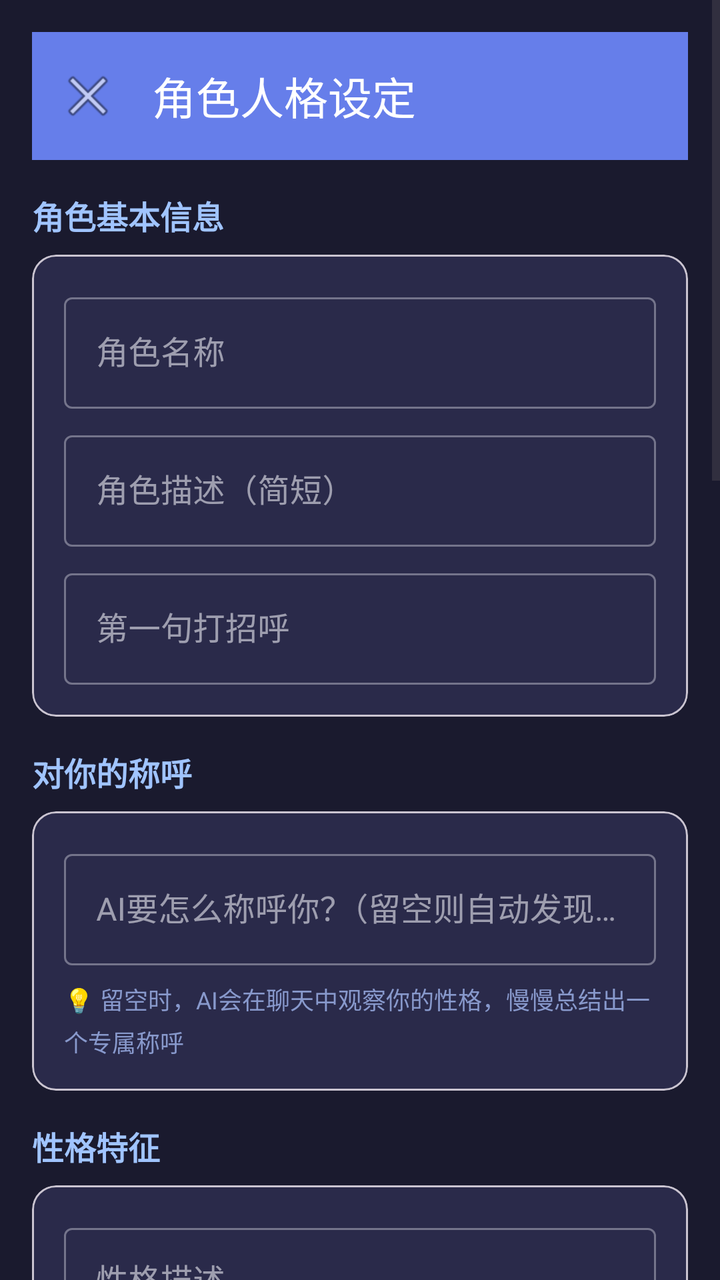
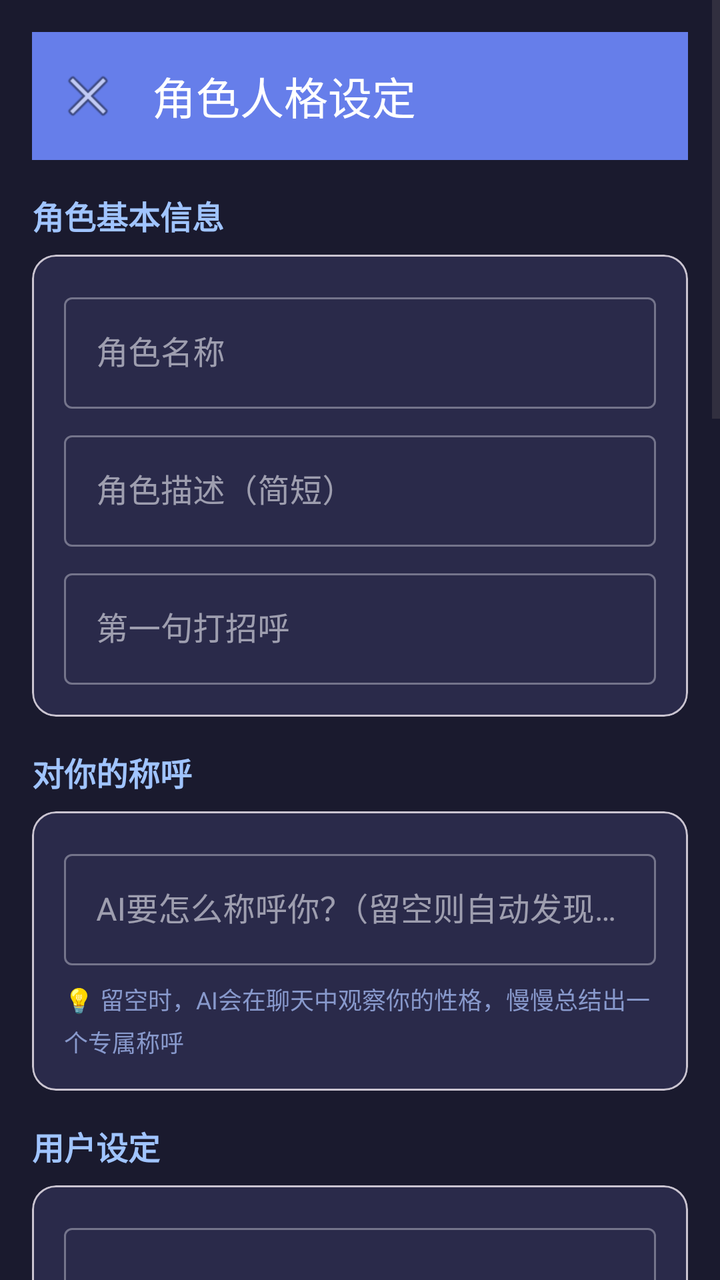

Screens rendered from an Android XML layout before and after an edit, with the pre-edit source and the edit as a unified diff.
<!-- AndroidManifest.xml: application theme Theme.Companion -->
<!-- res/layout/activity_persona_editor.xml -->
<?xml version="1.0" encoding="utf-8"?>
<ScrollView xmlns:android="http://schemas.android.com/apk/res/android"
    xmlns:app="http://schemas.android.com/apk/res-auto"
    android:layout_width="match_parent"
    android:layout_height="match_parent"
    android:background="#1a1a2e">

    <LinearLayout
        android:layout_width="match_parent"
        android:layout_height="wrap_content"
        android:orientation="vertical"
        android:padding="16dp">

        <com.google.android.material.appbar.MaterialToolbar
            android:id="@+id/toolbar"
            android:layout_width="match_parent"
            android:layout_height="?attr/actionBarSize"
            android:background="#667eea"
            android:elevation="4dp"
            app:title="角色人格设定"
            app:titleTextColor="@android:color/white"
            app:navigationIcon="@android:drawable/ic_menu_close_clear_cancel" />

        <TextView
            android:layout_width="match_parent"
            android:layout_height="wrap_content"
            android:text="角色基本信息"
            android:textSize="16sp"
            android:textStyle="bold"
            android:textColor="#a0c4ff"
            android:layout_marginTop="16dp"
            android:layout_marginBottom="8dp" />

        <com.google.android.material.card.MaterialCardView
            android:layout_width="match_parent"
            android:layout_height="wrap_content"
            android:layout_marginBottom="16dp"
            app:cardBackgroundColor="#2a2a4a"
            app:cardCornerRadius="12dp">
            <LinearLayout
                android:layout_width="match_parent"
                android:layout_height="wrap_content"
                android:orientation="vertical"
                android:padding="16dp">

                <com.google.android.material.textfield.TextInputLayout
                    android:layout_width="match_parent"
                    android:layout_height="wrap_content"
                    android:hint="角色名称"
                    style="@style/Widget.MaterialComponents.TextInputLayout.OutlinedBox">
                    <com.google.android.material.textfield.TextInputEditText
                        android:id="@+id/et_persona_name"
                        android:layout_width="match_parent"
                        android:layout_height="wrap_content"
                        android:inputType="text" />
                </com.google.android.material.textfield.TextInputLayout>

                <com.google.android.material.textfield.TextInputLayout
                    android:layout_width="match_parent"
                    android:layout_height="wrap_content"
                    android:hint="角色描述（简短）"
                    style="@style/Widget.MaterialComponents.TextInputLayout.OutlinedBox"
                    android:layout_marginTop="8dp">
                    <com.google.android.material.textfield.TextInputEditText
                        android:id="@+id/et_persona_desc"
                        android:layout_width="match_parent"
                        android:layout_height="wrap_content"
                        android:inputType="text" />
                </com.google.android.material.textfield.TextInputLayout>

                <com.google.android.material.textfield.TextInputLayout
                    android:layout_width="match_parent"
                    android:layout_height="wrap_content"
                    android:hint="第一句打招呼"
                    style="@style/Widget.MaterialComponents.TextInputLayout.OutlinedBox"
                    android:layout_marginTop="8dp">
                    <com.google.android.material.textfield.TextInputEditText
                        android:id="@+id/et_persona_greeting"
                        android:layout_width="match_parent"
                        android:layout_height="wrap_content"
                        android:inputType="text" />
                </com.google.android.material.textfield.TextInputLayout>
            </LinearLayout>
        </com.google.android.material.card.MaterialCardView>

        <TextView
            android:layout_width="match_parent"
            android:layout_height="wrap_content"
            android:text="对你的称呼"
            android:textSize="16sp"
            android:textStyle="bold"
            android:textColor="#a0c4ff"
            android:layout_marginBottom="8dp" />

        <com.google.android.material.card.MaterialCardView
            android:layout_width="match_parent"
            android:layout_height="wrap_content"
            android:layout_marginBottom="16dp"
            app:cardBackgroundColor="#2a2a4a"
            app:cardCornerRadius="12dp">
            <LinearLayout
                android:layout_width="match_parent"
                android:layout_height="wrap_content"
                android:orientation="vertical"
                android:padding="16dp">

                <com.google.android.material.textfield.TextInputLayout
                    android:layout_width="match_parent"
                    android:layout_height="wrap_content"
                    android:hint="AI要怎么称呼你？（留空则自动发现）"
                    style="@style/Widget.MaterialComponents.TextInputLayout.OutlinedBox">
                    <com.google.android.material.textfield.TextInputEditText
                        android:id="@+id/et_user_nickname"
                        android:layout_width="match_parent"
                        android:layout_height="wrap_content"
                        android:inputType="text" />
                </com.google.android.material.textfield.TextInputLayout>

                <TextView
                    android:layout_width="match_parent"
                    android:layout_height="wrap_content"
                    android:text="💡 留空时，AI会在聊天中观察你的性格，慢慢总结出一个专属称呼"
                    android:textColor="#8899cc"
                    android:textSize="12sp"
                    android:lineSpacingExtra="4dp"
                    android:layout_marginTop="8dp" />

                <TextView
                    android:layout_width="match_parent"
                    android:layout_height="wrap_content"
                    android:text="AI发现的称呼"
                    android:textColor="#c4b5fd"
                    android:textSize="13sp"
                    android:textStyle="bold"
                    android:layout_marginTop="16dp"
                    android:visibility="gone"
                    android:id="@+id/tv_discovered_label" />

                <LinearLayout
                    android:id="@+id/container_discovered_nicknames"
                    android:layout_width="match_parent"
                    android:layout_height="wrap_content"
                    android:orientation="vertical"
                    android:visibility="gone"
                    android:layout_marginTop="8dp" />
            </LinearLayout>
        </com.google.android.material.card.MaterialCardView>

        <TextView
            android:layout_width="match_parent"
            android:layout_height="wrap_content"
            android:text="性格特征"
            android:textSize="16sp"
            android:textStyle="bold"
            android:textColor="#a0c4ff"
            android:layout_marginBottom="8dp" />

        <com.google.android.material.card.MaterialCardView
            android:layout_width="match_parent"
            android:layout_height="wrap_content"
            android:layout_marginBottom="16dp"
            app:cardBackgroundColor="#2a2a4a"
            app:cardCornerRadius="12dp">
            <LinearLayout
                android:layout_width="match_parent"
                android:layout_height="wrap_content"
                android:orientation="vertical"
                android:padding="16dp">

                <com.google.android.material.textfield.TextInputLayout
                    android:layout_width="match_parent"
                    android:layout_height="wrap_content"
                    android:hint="性格描述"
                    style="@style/Widget.MaterialComponents.TextInputLayout.OutlinedBox">
                    <com.google.android.material.textfield.TextInputEditText
                        android:id="@+id/et_persona_personality"
                        android:layout_width="match_parent"
                        android:layout_height="wrap_content"
                        android:inputType="textMultiLine"
                        android:minLines="3"
                        android:gravity="top" />
                </com.google.android.material.textfield.TextInputLayout>

                <com.google.android.material.textfield.TextInputLayout
                    android:layout_width="match_parent"
                    android:layout_height="wrap_content"
                    android:hint="说话风格"
                    style="@style/Widget.MaterialComponents.TextInputLayout.OutlinedBox"
                    android:layout_marginTop="8dp">
                    <com.google.android.material.textfield.TextInputEditText
                        android:id="@+id/et_persona_speech_style"
                        android:layout_width="match_parent"
                        android:layout_height="wrap_content"
                        android:inputType="textMultiLine"
                        android:minLines="2"
                        android:gravity="top" />
                </com.google.android.material.textfield.TextInputLayout>

                <com.google.android.material.textfield.TextInputLayout
                    android:layout_width="match_parent"
                    android:layout_height="wrap_content"
                    android:hint="口头禅/常用语（每行一句）"
                    style="@style/Widget.MaterialComponents.TextInputLayout.OutlinedBox"
                    android:layout_marginTop="8dp">
                    <com.google.android.material.textfield.TextInputEditText
                        android:id="@+id/et_persona_catchphrases"
                        android:layout_width="match_parent"
                        android:layout_height="wrap_content"
                        android:inputType="textMultiLine"
                        android:minLines="3"
                        android:gravity="top" />
                </com.google.android.material.textfield.TextInputLayout>
            </LinearLayout>
        </com.google.android.material.card.MaterialCardView>

        <TextView
            android:layout_width="match_parent"
            android:layout_height="wrap_content"
            android:text="外观特征"
            android:textSize="16sp"
            android:textStyle="bold"
            android:textColor="#a0c4ff"
            android:layout_marginBottom="8dp" />

        <com.google.android.material.card.MaterialCardView
            android:layout_width="match_parent"
            android:layout_height="wrap_content"
            android:layout_marginBottom="16dp"
            app:cardBackgroundColor="#2a2a4a"
            app:cardCornerRadius="12dp">
            <LinearLayout
                android:layout_width="match_parent"
                android:layout_height="wrap_content"
                android:orientation="vertical"
                android:padding="16dp">

                <com.google.android.material.textfield.TextInputLayout
                    android:layout_width="match_parent"
                    android:layout_height="wrap_content"
                    android:hint="外貌描述"
                    style="@style/Widget.MaterialComponents.TextInputLayout.OutlinedBox">
                    <com.google.android.material.textfield.TextInputEditText
                        android:id="@+id/et_persona_appearance"
                        android:layout_width="match_parent"
                        android:layout_height="wrap_content"
                        android:inputType="textMultiLine"
                        android:minLines="2"
                        android:gravity="top" />
                </com.google.android.material.textfield.TextInputLayout>

                <com.google.android.material.textfield.TextInputLayout
                    android:layout_width="match_parent"
                    android:layout_height="wrap_content"
                    android:hint="喜好/讨厌"
                    style="@style/Widget.MaterialComponents.TextInputLayout.OutlinedBox"
                    android:layout_marginTop="8dp">
                    <com.google.android.material.textfield.TextInputEditText
                        android:id="@+id/et_persona_preferences"
                        android:layout_width="match_parent"
                        android:layout_height="wrap_content"
                        android:inputType="textMultiLine"
                        android:minLines="2"
                        android:gravity="top" />
                </com.google.android.material.textfield.TextInputLayout>
            </LinearLayout>
        </com.google.android.material.card.MaterialCardView>

        <TextView
            android:layout_width="match_parent"
            android:layout_height="wrap_content"
            android:text="世界书设定（背景设定）"
            android:textSize="16sp"
            android:textStyle="bold"
            android:textColor="#a0c4ff"
            android:layout_marginBottom="8dp" />

        <com.google.android.material.card.MaterialCardView
            android:layout_width="match_parent"
            android:layout_height="wrap_content"
            android:layout_marginBottom="16dp"
            app:cardBackgroundColor="#2a2a4a"
            app:cardCornerRadius="12dp">
            <LinearLayout
                android:layout_width="match_parent"
                android:layout_height="wrap_content"
                android:orientation="vertical"
                android:padding="16dp">

                <com.google.android.material.textfield.TextInputLayout
                    android:layout_width="match_parent"
                    android:layout_height="wrap_content"
                    android:hint="世界观/背景设定"
                    style="@style/Widget.MaterialComponents.TextInputLayout.OutlinedBox">
                    <com.google.android.material.textfield.TextInputEditText
                        android:id="@+id/et_world_setting"
                        android:layout_width="match_parent"
                        android:layout_height="wrap_content"
                        android:inputType="textMultiLine"
                        android:minLines="3"
                        android:gravity="top" />
                </com.google.android.material.textfield.TextInputLayout>

                <com.google.android.material.textfield.TextInputLayout
                    android:layout_width="match_parent"
                    android:layout_height="wrap_content"
                    android:hint="与用户的关系设定"
                    style="@style/Widget.MaterialComponents.TextInputLayout.OutlinedBox"
                    android:layout_marginTop="8dp">
                    <com.google.android.material.textfield.TextInputEditText
                        android:id="@+id/et_world_relationship"
                        android:layout_width="match_parent"
                        android:layout_height="wrap_content"
                        android:inputType="textMultiLine"
                        android:minLines="2"
                        android:gravity="top" />
                </com.google.android.material.textfield.TextInputLayout>

                <com.google.android.material.textfield.TextInputLayout
                    android:layout_width="match_parent"
                    android:layout_height="wrap_content"
                    android:hint="特殊规则/注意事项"
                    style="@style/Widget.MaterialComponents.TextInputLayout.OutlinedBox"
                    android:layout_marginTop="8dp">
                    <com.google.android.material.textfield.TextInputEditText
                        android:id="@+id/et_world_rules"
                        android:layout_width="match_parent"
                        android:layout_height="wrap_content"
                        android:inputType="textMultiLine"
                        android:minLines="2"
                        android:gravity="top" />
                </com.google.android.material.textfield.TextInputLayout>
            </LinearLayout>
        </com.google.android.material.card.MaterialCardView>

        <com.google.android.material.button.MaterialButton
            android:id="@+id/btn_save_persona"
            android:layout_width="match_parent"
            android:layout_height="wrap_content"
            android:text="保存设定"
            android:layout_marginTop="8dp"
            android:layout_marginBottom="16dp"
            style="@style/Widget.MaterialComponents.Button" />

        <com.google.android.material.button.MaterialButton
            android:id="@+id/btn_reset_persona"
            android:layout_width="match_parent"
            android:layout_height="wrap_content"
            android:text="恢复默认（星尘）"
            android:layout_marginBottom="32dp"
            style="@style/Widget.MaterialComponents.Button.OutlinedButton" />

    </LinearLayout>
</ScrollView>
<!-- resources referenced by this layout -->
<resources>
  <style name="Theme.Companion" parent="Theme.Material3.DayNight.NoActionBar">
          <item name="colorPrimary">@color/accent_blue</item>
          <item name="colorPrimaryVariant">@color/purple_700</item>
          <item name="colorOnPrimary">@color/white</item>
          <item name="colorSecondary">@color/accent_cyan</item>
          <item name="colorSecondaryVariant">@color/teal_700</item>
          <item name="colorSurface">@color/surface_dark</item>
          <item name="colorOnSurface">@color/text_primary</item>
          <item name="android:statusBarColor">@color/bg_start</item>
          <item name="android:navigationBarColor">@color/bg_start</item>
          <item name="android:windowBackground">@color/bg_start</item>
  
          <item name="android:activityOpenEnterAnimation">@anim/slide_in_right</item>
          <item name="android:activityOpenExitAnimation">@anim/fade_out</item>
          <item name="android:activityCloseEnterAnimation">@anim/fade_in</item>
          <item name="android:activityCloseExitAnimation">@anim/slide_out_left</item>
  
          <item name="android:windowEnterTransition">@android:transition/fade</item>
          <item name="android:windowExitTransition">@android:transition/fade</item>
  
          <item name="android:colorEdgeEffect">@color/accent_purple</item>
      </style>
  <color name="accent_blue">#667eea</color>
  <color name="purple_700">#FF3700B3</color>
  <color name="white">#FFFFFFFF</color>
  <color name="accent_cyan">#64ffda</color>
  <color name="teal_700">#FF018786</color>
  <color name="surface_dark">#14142a</color>
  <color name="text_primary">#ececf4</color>
  <color name="bg_start">#0a0a1a</color>
  <color name="accent_purple">#c4b5fd</color>
</resources>

<!-- the commit's change to res/layout/activity_persona_editor.xml (unified diff, before → after) -->
@@ -149,6 +149,56 @@
         <TextView
             android:layout_width="match_parent"
             android:layout_height="wrap_content"
+            android:text="用户设定"
+            android:textSize="16sp"
+            android:textStyle="bold"
+            android:textColor="#a0c4ff"
+            android:layout_marginBottom="8dp" />
+
+        <com.google.android.material.card.MaterialCardView
+            android:layout_width="match_parent"
+            android:layout_height="wrap_content"
+            android:layout_marginBottom="16dp"
+            app:cardBackgroundColor="#2a2a4a"
+            app:cardCornerRadius="12dp">
+            <LinearLayout
+                android:layout_width="match_parent"
+                android:layout_height="wrap_content"
+                android:orientation="vertical"
+                android:padding="16dp">
+
+                <com.google.android.material.textfield.TextInputLayout
+                    android:layout_width="match_parent"
+                    android:layout_height="wrap_content"
+                    android:hint="用户身份（如：学生、勇者、旅行者、主人...）"
+                    style="@style/Widget.MaterialComponents.TextInputLayout.OutlinedBox">
+                    <com.google.android.material.textfield.TextInputEditText
+                        android:id="@+id/et_user_identity"
+                        android:layout_width="match_parent"
+                        android:layout_height="wrap_content"
+                        android:inputType="textMultiLine"
+                        android:minLines="2" />
+                </com.google.android.material.textfield.TextInputLayout>
+
+                <com.google.android.material.textfield.TextInputLayout
+                    android:layout_width="match_parent"
+                    android:layout_height="wrap_content"
+                    android:hint="用户能力/特征（如：会魔法、擅长做饭、温柔...）"
+                    android:layout_marginTop="12dp"
+                    style="@style/Widget.MaterialComponents.TextInputLayout.OutlinedBox">
+                    <com.google.android.material.textfield.TextInputEditText
+                        android:id="@+id/et_user_abilities"
+                        android:layout_width="match_parent"
+                        android:layout_height="wrap_content"
+                        android:inputType="textMultiLine"
+                        android:minLines="2" />
+                </com.google.android.material.textfield.TextInputLayout>
+            </LinearLayout>
+        </com.google.android.material.card.MaterialCardView>
+
+        <TextView
+            android:layout_width="match_parent"
+            android:layout_height="wrap_content"
             android:text="性格特征"
             android:textSize="16sp"
             android:textStyle="bold"
